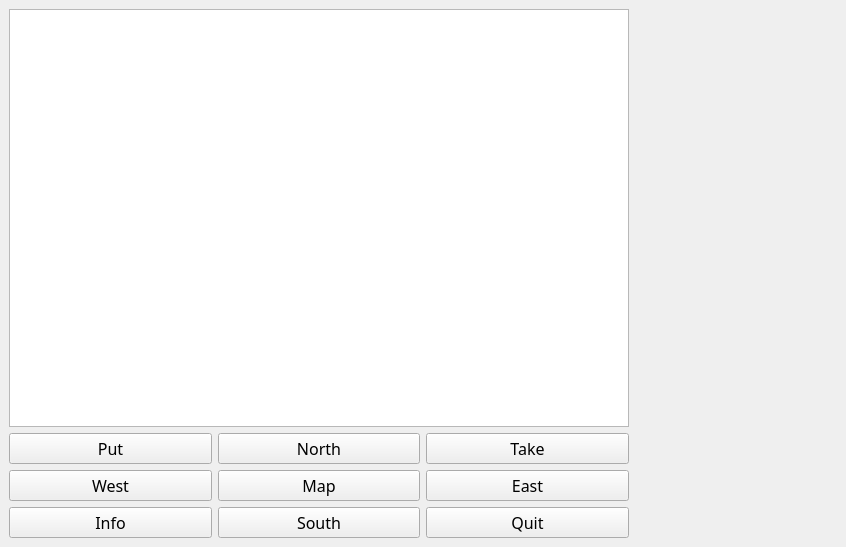
First picture: the form in Zork/zork.ui, repository Metagawa/Zorklike-Game-University-Life, before the edit.
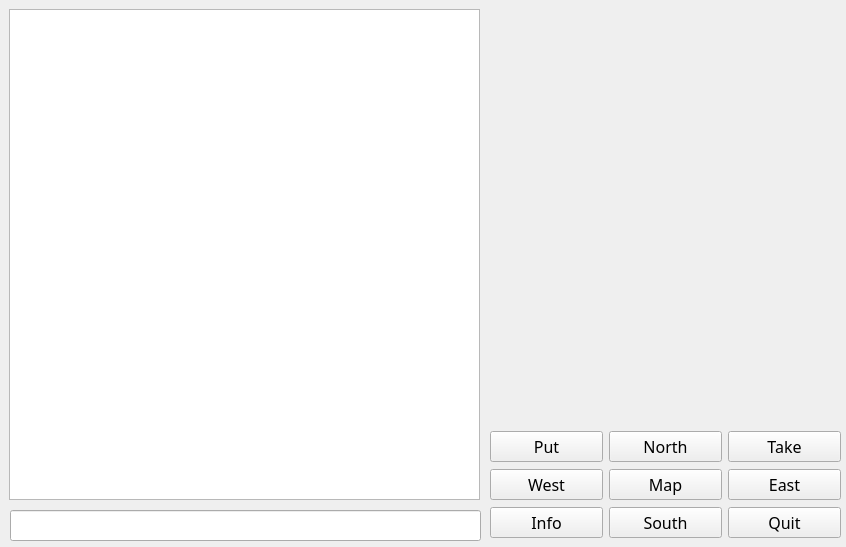
Second picture: the form after the edit. Icons and pictures are not drawn.

Commit message: Altered GUI layout

What changed in the file:
```diff
--- a/Zork/zork.ui
+++ b/Zork/zork.ui
@@ -19,38 +19,18 @@
    <string>Zork</string>
   </property>
   <widget class="QWidget" name="centralwidget">
-   <layout class="QGridLayout" name="gridLayout">
-    <item row="5" column="2">
-     <widget class="QPushButton" name="infoButton">
-      <property name="font">
-       <font>
-        <family>MV Boli</family>
-        <pointsize>12</pointsize>
-       </font>
-      </property>
-      <property name="text">
-       <string>Info</string>
-      </property>
-     </widget>
-    </item>
-    <item row="3" column="3">
-     <widget class="QPushButton" name="northButton">
-      <property name="font">
-       <font>
-        <family>MV Boli</family>
-        <pointsize>12</pointsize>
-       </font>
-      </property>
-      <property name="text">
-       <string>North</string>
-      </property>
-     </widget>
-    </item>
-    <item row="1" column="5">
      <widget class="QLabel" name="imageBackground">
       <property name="enabled">
        <bool>true</bool>
       </property>
+    <property name="geometry">
+     <rect>
+      <x>490</x>
+      <y>10</y>
+      <width>350</width>
+      <height>240</height>
+     </rect>
+    </property>
       <property name="maximumSize">
        <size>
         <width>350</width>
@@ -82,8 +62,62 @@
        <number>0</number>
       </property>
      </widget>
-    </item>
-    <item row="4" column="4">
+   <widget class="QPlainTextEdit" name="plainTextEdit">
+    <property name="geometry">
+     <rect>
+      <x>9</x>
+      <y>9</y>
+      <width>471</width>
+      <height>491</height>
+     </rect>
+    </property>
+    <property name="font">
+     <font>
+      <family>MV Boli</family>
+      <pointsize>12</pointsize>
+     </font>
+    </property>
+    <property name="readOnly">
+     <bool>true</bool>
+    </property>
+    <property name="overwriteMode">
+     <bool>false</bool>
+    </property>
+   </widget>
+   <widget class="QLineEdit" name="lineEdit">
+    <property name="geometry">
+     <rect>
+      <x>10</x>
+      <y>510</y>
+      <width>471</width>
+      <height>31</height>
+     </rect>
+    </property>
+   </widget>
+   <widget class="QWidget" name="">
+    <property name="geometry">
+     <rect>
+      <x>490</x>
+      <y>430</y>
+      <width>351</width>
+      <height>111</height>
+     </rect>
+    </property>
+    <layout class="QGridLayout" name="gridLayout">
+     <item row="0" column="0">
+      <widget class="QPushButton" name="putButton">
+       <property name="font">
+        <font>
+         <family>MV Boli</family>
+         <pointsize>12</pointsize>
+        </font>
+       </property>
+       <property name="text">
+        <string>Put</string>
+       </property>
+      </widget>
+     </item>
+     <item row="1" column="2">
      <widget class="QPushButton" name="eastButton">
       <property name="font">
        <font>
@@ -96,7 +130,33 @@
       </property>
      </widget>
     </item>
-    <item row="5" column="3">
+     <item row="2" column="0">
+      <widget class="QPushButton" name="infoButton">
+       <property name="font">
+        <font>
+         <family>MV Boli</family>
+         <pointsize>12</pointsize>
+        </font>
+       </property>
+       <property name="text">
+        <string>Info</string>
+       </property>
+      </widget>
+     </item>
+     <item row="2" column="2">
+      <widget class="QPushButton" name="quitButton">
+       <property name="font">
+        <font>
+         <family>MV Boli</family>
+         <pointsize>12</pointsize>
+        </font>
+       </property>
+       <property name="text">
+        <string>Quit</string>
+       </property>
+      </widget>
+     </item>
+     <item row="2" column="1">
      <widget class="QPushButton" name="southButton">
       <property name="font">
        <font>
@@ -109,20 +169,7 @@
       </property>
      </widget>
     </item>
-    <item row="4" column="2">
-     <widget class="QPushButton" name="westButton">
-      <property name="font">
-       <font>
-        <family>MV Boli</family>
-        <pointsize>12</pointsize>
-       </font>
-      </property>
-      <property name="text">
-       <string>West</string>
-      </property>
-     </widget>
-    </item>
-    <item row="4" column="3">
+     <item row="1" column="1">
      <widget class="QPushButton" name="mapButton">
       <property name="font">
        <font>
@@ -135,8 +182,8 @@
       </property>
      </widget>
     </item>
-    <item row="5" column="4">
-     <widget class="QPushButton" name="quitButton">
+     <item row="1" column="0">
+      <widget class="QPushButton" name="westButton">
       <property name="font">
        <font>
         <family>MV Boli</family>
@@ -144,11 +191,11 @@
        </font>
       </property>
       <property name="text">
-       <string>Quit</string>
+        <string>West</string>
       </property>
      </widget>
     </item>
-    <item row="3" column="4">
+     <item row="0" column="2">
      <widget class="QPushButton" name="takeButton">
       <property name="font">
        <font>
@@ -161,8 +208,8 @@
       </property>
      </widget>
     </item>
-    <item row="3" column="2">
-     <widget class="QPushButton" name="putButton">
+     <item row="0" column="1">
+      <widget class="QPushButton" name="northButton">
       <property name="font">
        <font>
         <family>MV Boli</family>
@@ -170,40 +217,12 @@
        </font>
       </property>
       <property name="text">
-       <string>Put</string>
-      </property>
-     </widget>
-    </item>
-    <item row="2" column="5">
-     <spacer name="verticalSpacer">
-      <property name="orientation">
-       <enum>Qt::Vertical</enum>
-      </property>
-      <property name="sizeHint" stdset="0">
-       <size>
-        <width>20</width>
-        <height>40</height>
-       </size>
-      </property>
-     </spacer>
-    </item>
-    <item row="1" column="2" rowspan="2" colspan="3">
-     <widget class="QPlainTextEdit" name="plainTextEdit">
-      <property name="font">
-       <font>
-        <family>MV Boli</family>
-        <pointsize>12</pointsize>
-       </font>
-      </property>
-      <property name="readOnly">
-       <bool>true</bool>
-      </property>
-      <property name="overwriteMode">
-       <bool>false</bool>
+        <string>North</string>
       </property>
      </widget>
     </item>
    </layout>
+   </widget>
   </widget>
  </widget>
  <resources>
```
Lines whose indentation alone changed are shown as unchanged.
